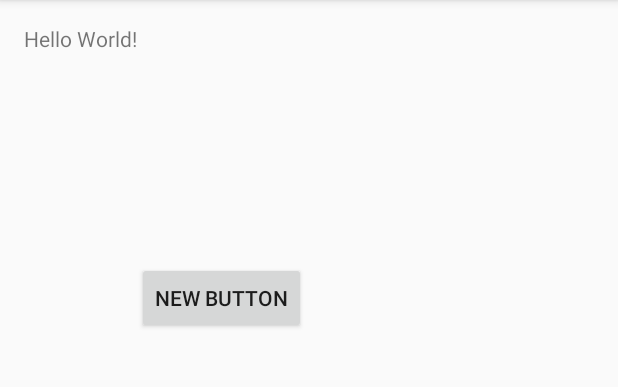
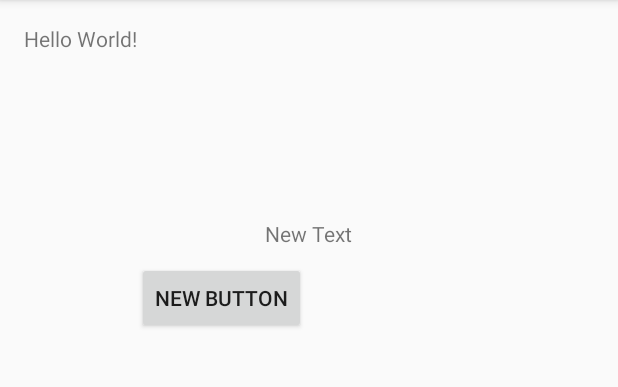
Before and after one commit to pabloSB27/GiftBook, an Android app: the screen it shows after launch (MainActivity), on a phone screen of 412 x 824 dp, the part 84-471 px from its top. Run offline under Robolectric (Android 15) with nearby library versions, the phone set to English and light mode, and no system bars.

Commit message:
Probando compare

```diff
--- a/app/src/main/res/layout/activity_main.xml
+++ b/app/src/main/res/layout/activity_main.xml
@@ -27,4 +27,13 @@
         android:layout_below="@+id/textView"
         android:layout_toEndOf="@+id/textView"
         android:layout_marginTop="139dp" />
+
+    <TextView
+        android:layout_width="wrap_content"
+        android:layout_height="wrap_content"
+        android:text="New Text"
+        android:id="@+id/textView2"
+        android:layout_alignBottom="@+id/button"
+        android:layout_centerHorizontal="true"
+        android:layout_marginBottom="57dp" />
 </RelativeLayout>
```
